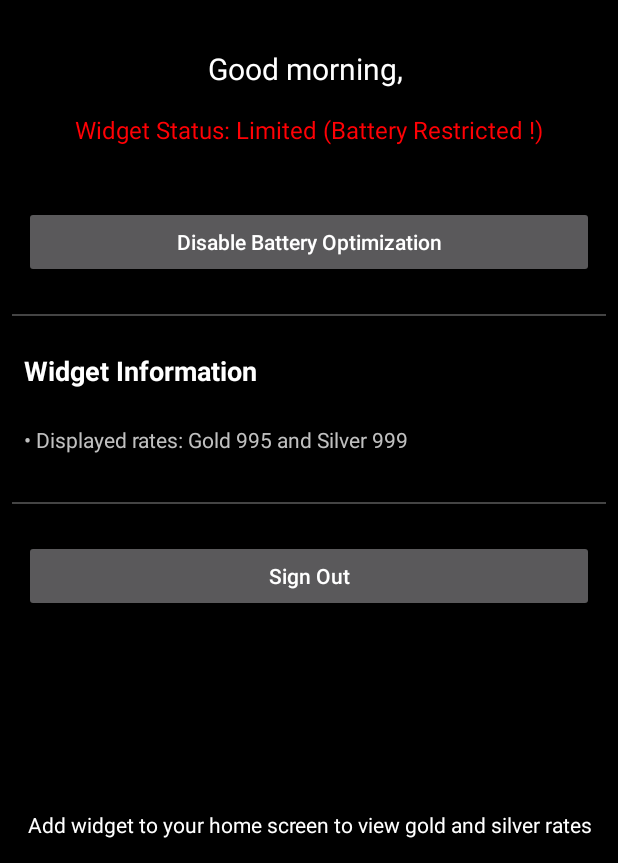
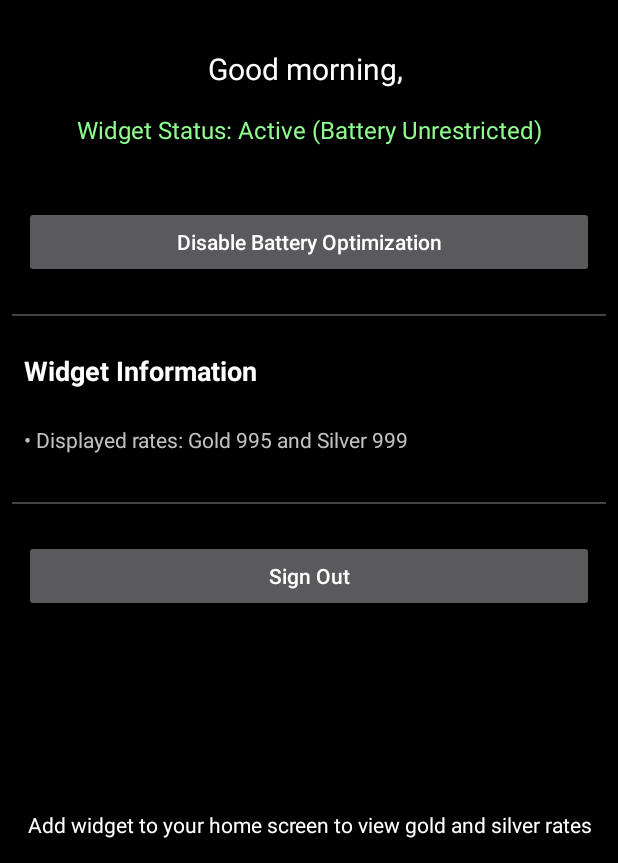
Before and after one commit to Divyansh4721/GC-Android-Widget, an Android app: the MainActivity screen opened directly, with no data from a screen before it, after a tap on "Disable Battery Optimization", on a phone screen of 412 x 824 dp, the part 373-1236 px from its top. Run offline under Robolectric (Android 15) with nearby library versions, the phone set to English and light mode, and no system bars; our stand-ins replace Firebase (no records; nobody signed in at launch, a user with empty details on screens opened directly).

Commit message:
Battery Opt

```diff
--- a/app/src/main/java/com/example/rateswidget/MainActivity.java
+++ b/app/src/main/java/com/example/rateswidget/MainActivity.java
@@ -60,13 +60,34 @@ public class MainActivity extends Activity {
             }
         });
 
+        // Setup battery optimization button
+        setupBatteryOptimizationButton();
+    }
+
+    private void setupBatteryOptimizationButton() {
         // Check if we already have battery optimization exemption
-        updateBatteryOptimizationUI();
-
-        // Automatically request battery optimization permission when the app starts
-        // if it's not already granted
-        if (!isIgnoringBatteryOptimization()) {
-            requestBatteryOptimizationExemption();
+        if (isIgnoringBatteryOptimization()) {
+            // Already has permission, set button to disable optimization
+            batteryOptButton.setText("Enable Battery Optimization");
+            batteryOptButton.setOnClickListener(new View.OnClickListener() {
+                @Override
+                public void onClick(View v) {
+                    enableBatteryOptimization();
+                }
+            });
+            statusText.setText("Widget Status: Limited (Battery Optimized)");
+            statusText.setTextColor(Color.parseColor("#FFA500"));
+        } else {
+            // No exemption, set button to request exemption
+            batteryOptButton.setText("Disable Battery Optimization");
+            batteryOptButton.setOnClickListener(new View.OnClickListener() {
+                @Override
+                public void onClick(View v) {
+                    requestBatteryOptimizationExemption();
+                }
+            });
+            statusText.setText("Widget Status: Active (Battery Unrestricted)");
+            statusText.setTextColor(Color.parseColor("#8FFC8F"));
         }
     }
 
@@ -88,30 +109,8 @@ public class MainActivity extends Activity {
     protected void onResume() {
         super.onResume();
 
-        // Check permissions again when returning to the activity
-        updateBatteryOptimizationUI();
-    }
-
-    private void updateBatteryOptimizationUI() {
-        if (isIgnoringBatteryOptimization()) {
-            // Already has permission, disable the button
-            batteryOptButton.setEnabled(false);
-            batteryOptButton.setText("Battery Optimization Disabled");
-            statusText.setText("Widget Status: Active (Battery Optimized)");
-            statusText.setTextColor(Color.parseColor("#8FFC8F"));
-        } else {
-            // Enable the button with click listener
-            batteryOptButton.setEnabled(true);
-            batteryOptButton.setText("Disable Battery Optimization");
-            statusText.setText("Widget Status: Limited (Battery Restricted !)");
-            statusText.setTextColor(Color.parseColor("#FF0105"));
-            batteryOptButton.setOnClickListener(new View.OnClickListener() {
-                @Override
-                public void onClick(View v) {
-                    requestBatteryOptimizationExemption();
-                }
-            });
-        }
+        // Recheck battery optimization status
+        setupBatteryOptimizationButton();
     }
 
     private boolean isIgnoringBatteryOptimization() {
@@ -129,6 +128,16 @@ public class MainActivity extends Activity {
             intent.setData(Uri.parse("package:" + getPackageName()));
             startActivity(intent);
             Toast.makeText(this, "Please enable battery optimization exemption for reliable widget updates",
+                    Toast.LENGTH_LONG).show();
+        }
+    }
+
+    private void enableBatteryOptimization() {
+        if (Build.VERSION.SDK_INT >= Build.VERSION_CODES.M) {
+            Intent intent = new Intent();
+            intent.setAction(Settings.ACTION_IGNORE_BATTERY_OPTIMIZATION_SETTINGS);
+            startActivity(intent);
+            Toast.makeText(this, "Please disable battery optimization for this app in settings",
                     Toast.LENGTH_LONG).show();
         }
     }
```
